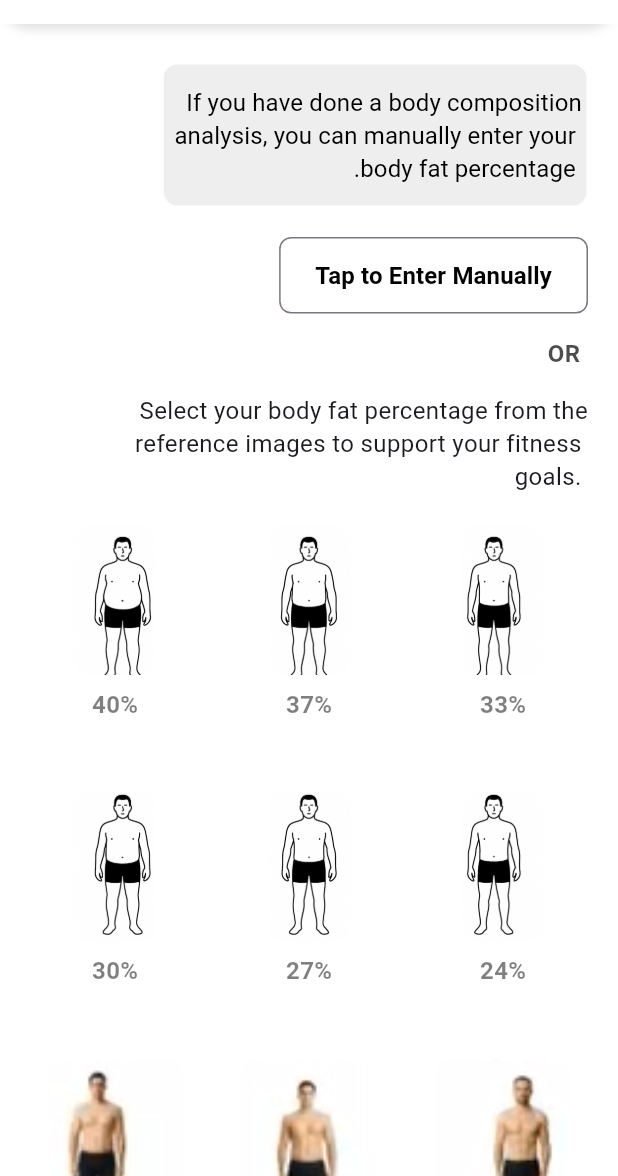
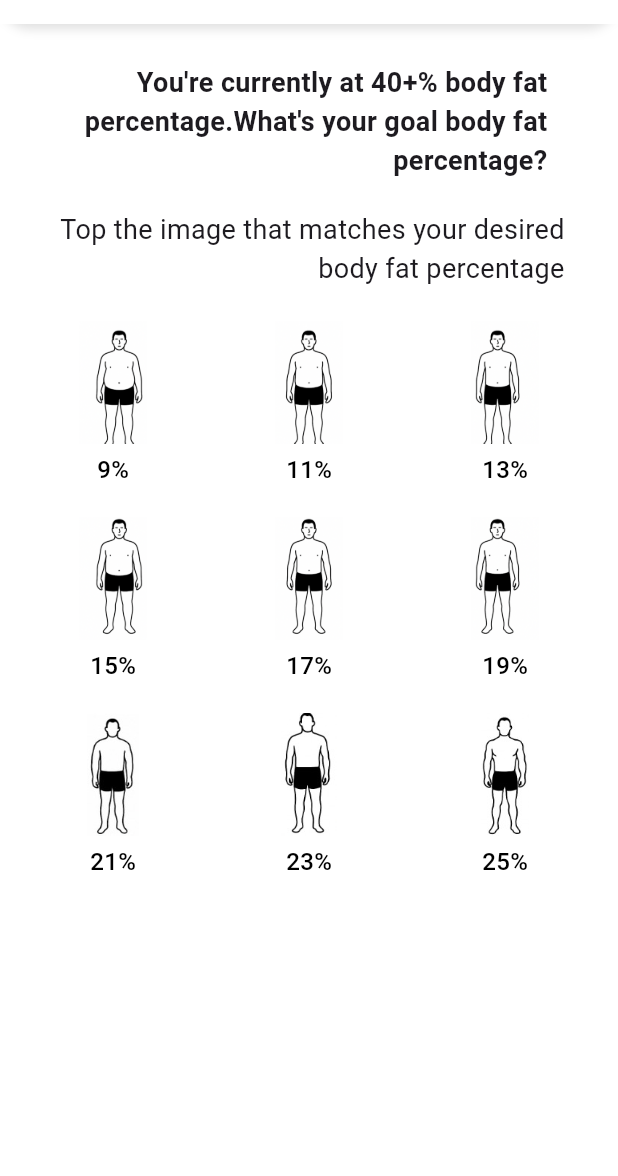
Before and after one commit to subhasishpinku/Al-Fitness, a Flutter app: the _SigninScreenEleventhBody screen opened directly, after a tap on an icon or button, on a phone screen of 412 x 824 dp, the part 60-1236 px from its top. Run offline on Flutter 3.47's test engine with Material 3 defaults, Android fonts, the light colour scheme and no system bars.

Commit message:
image screen

```diff
--- a/lib/main.dart
+++ b/lib/main.dart
@@ -11,6 +11,7 @@ import 'package:aifitness/viewModel/signin_seventh_viewModel.dart';
 import 'package:aifitness/viewModel/signin_sixth_viewModel.dart';
 import 'package:aifitness/viewModel/signin_tenth_viewModel.dart';
 import 'package:aifitness/viewModel/signin_third_viewModel.dart';
+import 'package:aifitness/viewModel/signin_twelve_viewModel.dart';
 import 'package:aifitness/viewModel/signin_viewmodel.dart';
 import 'package:flutter/material.dart';
 import 'package:provider/provider.dart';
@@ -31,7 +32,7 @@ void main() {
         ChangeNotifierProvider(create: (_) => SigninTenthViewModel()),
         ChangeNotifierProvider(create: (_) => LoginViewModel()),
         ChangeNotifierProvider(create: (_) => SigninEightViewModel()),
-
+        ChangeNotifierProvider(create: (_) => SigninTwelveViewModel()),
       ],
       child: const MyApp(),
     ),
--- a/lib/utils/routes/routes.dart
+++ b/lib/utils/routes/routes.dart
@@ -12,6 +12,8 @@ import 'package:aifitness/view/signin_screen_seventh.dart';
 import 'package:aifitness/view/signin_screen_sixth.dart';
 import 'package:aifitness/view/signin_screen_tenth.dart';
 import 'package:aifitness/view/signin_screen_third.dart';
+import 'package:aifitness/view/signin_screen_thirteen.dart';
+import 'package:aifitness/view/signin_screen_twelve.dart';
 import 'package:flutter/material.dart';
 
 class Routes {
@@ -69,6 +71,14 @@ class Routes {
         return MaterialPageRoute(
           builder: (BuildContext context) => const SigninScreenEleventh(),
         );
+      case (RouteNames.signinScreenTwelve):
+        return MaterialPageRoute(
+          builder: (BuildContext context) => const SigninScreenTwelve(),
+        );
+      case (RouteNames.signinScreenThirteen):
+        return MaterialPageRoute(
+          builder: (BuildContext context) => const SigninScreenThirteen(),
+        );
       default:
         return MaterialPageRoute(
           builder: (_) => const Scaffold(
--- a/lib/utils/routes/routes_names.dart
+++ b/lib/utils/routes/routes_names.dart
@@ -12,5 +12,8 @@ class RouteNames {
   static const String signinScreenNinth = "signin_screen_ninth";
   static const String signinScreenTenth = "signin_screen_tenth";
   static const String signinScreenEleventh = "signin_screen_eleventh";
+  static const String signinScreenTwelve = "signin_screen_twelve";
+  static const String signinScreenThirteen = "signin_screen_thirteen";
+
 
 }
--- a/lib/view/signin_screen_eleventh.dart
+++ b/lib/view/signin_screen_eleventh.dart
@@ -1,5 +1,6 @@
 import 'package:aifitness/res/widgets/coloors.dart';
 import 'package:aifitness/res/widgets/signin_second_appbar.dart';
+import 'package:aifitness/utils/routes/routes_names.dart';
 import 'package:aifitness/viewModel/signin_eleventh_viewModel.dart';
 import 'package:flutter/material.dart';
 import 'package:provider/provider.dart';
@@ -21,15 +22,13 @@ class _SigninScreenEleventhBody extends StatelessWidget {
 
   @override
   Widget build(BuildContext context) {
-    final provider = Provider.of<SigninEleventhViewModel>(context);
-
     return Directionality(
       textDirection: TextDirection.rtl,
       child: Scaffold(
         backgroundColor: AppColors.backgroundColor,
         appBar: const SigninSecondAppBar(),
         body: SafeArea(
-          child: SingleChildScrollView(
+          child: Padding(
             padding: const EdgeInsets.symmetric(horizontal: 20, vertical: 16),
             child: Column(
               crossAxisAlignment: CrossAxisAlignment.start,
@@ -71,7 +70,9 @@ class _SigninScreenEleventhBody extends StatelessWidget {
                   alignment: Alignment.topRight,
                   child: OutlinedButton(
                     onPressed: () {
-                      provider.enterManually(context);
+                      context.read<SigninEleventhViewModel>().enterManually(
+                        context,
+                      );
                     },
                     style: OutlinedButton.styleFrom(
                       padding: const EdgeInsets.symmetric(
@@ -116,7 +117,7 @@ class _SigninScreenEleventhBody extends StatelessWidget {
 
                 // --- Instruction ---
                 const Text(
-                  "Select your body fat percentage from the \n reference images to support your fitness \n .goals",
+                  "Select your body fat percentage from the \n reference images to support your fitness goals.",
                   textAlign: TextAlign.right,
                   style: TextStyle(
                     fontSize: 16,
@@ -127,104 +128,76 @@ class _SigninScreenEleventhBody extends StatelessWidget {
 
                 const SizedBox(height: 20),
 
-                // --- Grid of images ---
-                Directionality(
+                // --- Grid of images with border selection ---
+                Expanded(
+                  child: Consumer<SigninEleventhViewModel>(
+                    builder: (context, viewModel, _) {
+                      return Directionality(
                         textDirection: TextDirection.ltr,
                         child: GridView.builder(
-                    shrinkWrap: true,
-                    physics: const NeverScrollableScrollPhysics(),
                           gridDelegate:
                               const SliverGridDelegateWithFixedCrossAxisCount(
                                 crossAxisCount: 3,
-                          mainAxisSpacing: 16,
-                          crossAxisSpacing: 16,
-                          childAspectRatio: 0.7,
+                                crossAxisSpacing: 12,
+                                mainAxisSpacing: 12,
                               ),
-                    itemCount: provider.bodyFatImages.length,
+                          itemCount: viewModel.bodyFatImages.length,
                           itemBuilder: (context, index) {
-                      final item = provider.bodyFatImages[index];
-                      final isSelected =
-                          item['percentage'] == provider.selectedFat;
+                            final item = viewModel.bodyFatImages[index];
+                            final isSelected = viewModel.selectedIndex == index;
 
                             return GestureDetector(
                               onTap: () {
-                          provider.selectFat(item['percentage']);
+                                viewModel.selectIndex(index);
+                                Navigator.pushNamed(
+                                  context,
+                                  RouteNames.signinScreenTwelve,
+                                );
                               },
-                        child: Column(
-                          children: [
-                            Container(
+                              child: Container(
                                 decoration: BoxDecoration(
                                   border: Border.all(
                                     color: isSelected
                                         ? AppColors.primaryColor
-                                      : Colors.transparent,
+                                        : Colors.white,
                                     width: 2,
                                   ),
                                   borderRadius: BorderRadius.circular(10),
                                 ),
+                                child: Column(
+                                  mainAxisAlignment: MainAxisAlignment.center,
+                                  children: [
+                                    Expanded(
                                       child: ClipRRect(
                                         borderRadius: BorderRadius.circular(10),
                                         child: Image.asset(
                                           item['image'],
-                                  height: 100,
                                           fit: BoxFit.cover,
                                         ),
                                       ),
                                     ),
                                     const SizedBox(height: 6),
                                     Text(
-                              "${item['percentage']}%",
+                                      "${item['percentage']}%", // Fixed here
                                       style: TextStyle(
                                         fontSize: 16,
-                                fontWeight: FontWeight.w600,
+                                        fontWeight: FontWeight.w500,
                                         color: isSelected
                                             ? AppColors.primaryColor
-                                    : AppColors.primaryColor.withOpacity(0.5),
+                                            : Colors.black,
                                       ),
                                     ),
+                                    const SizedBox(height: 4),
                                   ],
+                                ),
+                              ),
+                            );
+                          },
                         ),
                       );
                     },
                   ),
                 ),
-
-                const SizedBox(height: 30),
-
-                // --- Next Button ---
-                Align(
-                  alignment: Alignment.center,
-                  child: SizedBox(
-                    width: 120,
-                    height: 45,
-                    child: ElevatedButton(
-                      style: ElevatedButton.styleFrom(
-                        backgroundColor: Colors.white,
-                        foregroundColor: AppColors.primaryColor,
-                        shape: RoundedRectangleBorder(
-                          borderRadius: BorderRadius.circular(8),
-                          side: BorderSide(color: AppColors.primaryColor),
-                        ),
-                        elevation: 0,
-                      ),
-                      onPressed: provider.selectedFat == null
-                          ? null
-                          : () {
-                              // Navigator.pushNamed(
-                              //     context, RouteNames.signinScreenThirteen);
-                            },
-                      child: const Text(
-                        "NEXT",
-                        style: TextStyle(
-                          fontSize: 16,
-                          fontWeight: FontWeight.w600,
-                          letterSpacing: 1.2,
-                        ),
-                      ),
-                    ),
-                  ),
-                ),
-                const SizedBox(height: 20),
               ],
             ),
           ),
--- /dev/null
+++ b/lib/view/signin_screen_twelve.dart
@@ -0,0 +1,120 @@
+// signin_screen_twelve.dart
+import 'package:aifitness/utils/routes/routes_names.dart';
+import 'package:aifitness/viewModel/signin_twelve_viewModel.dart';
+import 'package:flutter/material.dart';
+import 'package:provider/provider.dart';
+import 'package:aifitness/res/widgets/coloors.dart';
+import 'package:aifitness/res/widgets/signin_second_appbar.dart';
+
+class SigninScreenTwelve extends StatelessWidget {
+  const SigninScreenTwelve({super.key});
+
+  @override
+  Widget build(BuildContext context) {
+    final bodyFatList = [
+      {'percent': '9%', 'image': 'assets/images/body_shape_1.png'},
+      {'percent': '11%', 'image': 'assets/images/body_shape_2.png'},
+      {'percent': '13%', 'image': 'assets/images/body_shape_3.png'},
+      {'percent': '15%', 'image': 'assets/images/body_shape_4.png'},
+      {'percent': '17%', 'image': 'assets/images/body_shape_5.png'},
+      {'percent': '19%', 'image': 'assets/images/body_shape_6.png'},
+      {'percent': '21%', 'image': 'assets/images/body_21.jpeg'},
+      {'percent': '23%', 'image': 'assets/images/body_18.jpeg'},
+      {'percent': '25%', 'image': 'assets/images/body_15.jpeg'},
+    ];
+
+    return Directionality(
+      textDirection: TextDirection.ltr,
+      child: Scaffold(
+        backgroundColor: AppColors.backgroundColor,
+        appBar: const SigninSecondAppBar(),
+        body: SafeArea(
+          child: Padding(
+            padding: const EdgeInsets.all(16.0),
+            child: Column(
+              crossAxisAlignment: CrossAxisAlignment.center,
+              children: [
+                const SizedBox(height: 10),
+                const Text(
+                  "You're currently at 40+% body fat \n percentage.What's your goal body fat \n percentage?",
+                  textAlign: TextAlign.right,
+                  style: TextStyle(fontSize: 18, fontWeight: FontWeight.w600),
+                ),
+                const SizedBox(height: 20),
+                const Text(
+                  "Top the image that matches your desired \n body fat percentage",
+                  textAlign: TextAlign.right,
+                  style: TextStyle(fontSize: 18, fontWeight: FontWeight.w400),
+                ),
+                const SizedBox(height: 20),
+                Expanded(
+                  child: Consumer<SigninTwelveViewModel>(
+                    builder: (context, viewModel, _) {
+                      return GridView.builder(
+                        gridDelegate:
+                            const SliverGridDelegateWithFixedCrossAxisCount(
+                              crossAxisCount: 3,
+                              crossAxisSpacing: 12,
+                              mainAxisSpacing: 12,
+                            ),
+                        itemCount: bodyFatList.length,
+                        itemBuilder: (context, index) {
+                          final item = bodyFatList[index];
+                          final isSelected = viewModel.selectedIndex == index;
+                          return GestureDetector(
+                            onTap: () => {
+                              viewModel.selectIndex(index),
+                              Navigator.pushNamed(
+                                context,
+                                RouteNames.signinScreenThirteen,
+                              ),
+                            },
+                            child: Container(
+                              decoration: BoxDecoration(
+                                // color: isSelected
+                                //     ? Colors.blue.withOpacity(0.2)
+                                //     : Colors.transparent,
+                                border: Border.all(
+                                  color: isSelected
+                                      ? Colors.black
+                                      : Colors.white,
+                                  width: 2,
+                                ),
+                                borderRadius: BorderRadius.circular(10),
+                              ),
+                              child: Column(
+                                mainAxisAlignment: MainAxisAlignment.center,
+                                children: [
+                                  Expanded(
+                                    child: Image.asset(
+                                      item['image']!,
+                                      fit: BoxFit.cover,
+                                    ),
+                                  ),
+                                  const SizedBox(height: 6),
+                                  Text(
+                                    item['percent']!,
+                                    style: TextStyle(
+                                      fontSize: 16,
+                                      fontWeight: FontWeight.w500,
+                                      color: Colors.black,
+                                    ),
+                                  ),
+                                  const SizedBox(height: 4),
+                                ],
+                              ),
+                            ),
+                          );
+                        },
+                      );
+                    },
+                  ),
+                ),
+              ],
+            ),
+          ),
+        ),
+      ),
+    );
+  }
+}
--- a/lib/viewModel/signin_eleventh_viewModel.dart
+++ b/lib/viewModel/signin_eleventh_viewModel.dart
@@ -1,6 +1,8 @@
 import 'package:flutter/material.dart';
 
 class SigninEleventhViewModel extends ChangeNotifier {
+  int? selectedIndex;
+
   final List<Map<String, dynamic>> bodyFatImages = [
     {'image': 'assets/images/body_shape_1.png', 'percentage': 40},
     {'image': 'assets/images/body_shape_2.png', 'percentage': 37},
@@ -9,20 +11,17 @@ class SigninEleventhViewModel extends ChangeNotifier {
     {'image': 'assets/images/body_shape_5.png', 'percentage': 27},
     {'image': 'assets/images/body_shape_6.png', 'percentage': 24},
 
-    {'image': 'assets/images/body_21.png', 'percentage': 21},
-    {'image': 'assets/images/body_18.png', 'percentage': 18},
-    {'image': 'assets/images/body_15.png', 'percentage': 15},
+    {'image': 'assets/images/body_21.jpeg', 'percentage': 21},
+    {'image': 'assets/images/body_18.jpeg', 'percentage': 18},
+    {'image': 'assets/images/body_15.jpeg', 'percentage': 15},
   ];
 
-  double? selectedFat;
-
-  void selectFat(double value) {
-    selectedFat = value;
+  void selectIndex(int index) {
+    selectedIndex = index;
     notifyListeners();
   }
 
   void enterManually(BuildContext context) {
-    // You can add navigation to a text input page
     ScaffoldMessenger.of(
       context,
     ).showSnackBar(const SnackBar(content: Text("Manual input coming soon")));
--- /dev/null
+++ b/lib/viewModel/signin_thirteen_viewModel.dart
@@ -0,0 +1,3 @@
+import 'package:flutter/material.dart';
+
+class SigninThirteenViewModel extends ChangeNotifier {}
--- /dev/null
+++ b/lib/viewModel/signin_twelve_viewModel.dart
@@ -0,0 +1,13 @@
+// signin_twelve_viewmodel.dart
+import 'package:flutter/material.dart';
+
+class SigninTwelveViewModel extends ChangeNotifier {
+  int? _selectedIndex;
+
+  int? get selectedIndex => _selectedIndex;
+
+  void selectIndex(int index) {
+    _selectedIndex = index;
+    notifyListeners();
+  }
+}
--- a/pubspec.yaml
+++ b/pubspec.yaml
@@ -68,8 +68,11 @@ flutter:
     - assets/images/body_shape_5.png
     - assets/images/body_shape_6.png
     - assets/images/body_21.png
+    - assets/images/body_21.jpeg
+    - assets/images/body_18.jpeg
     - assets/images/body_18.png
     - assets/images/body_15.png
+    - assets/images/body_15.jpeg
 
   # An image asset can refer to one or more resolution-specific "variants", see
   # https://flutter.dev/to/resolution-aware-images
```
Also changed, not shown: lib/view/signin_screen_thirteen.dart (added, +220 -0 lines), assets/images/body_15.jpeg (added), assets/images/body_18.jpeg (added), assets/images/body_21.jpeg (added). Lines whose indentation alone changed are shown as unchanged.
